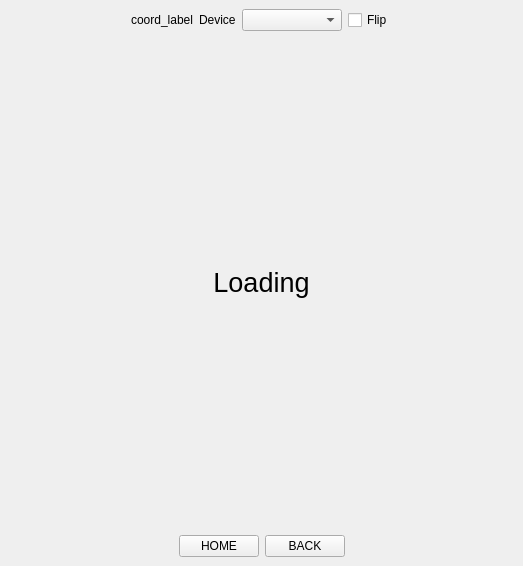
Qt form scrcpy_ui/main.ui (touxiaoling/py-scrcpy-client) before a commit.
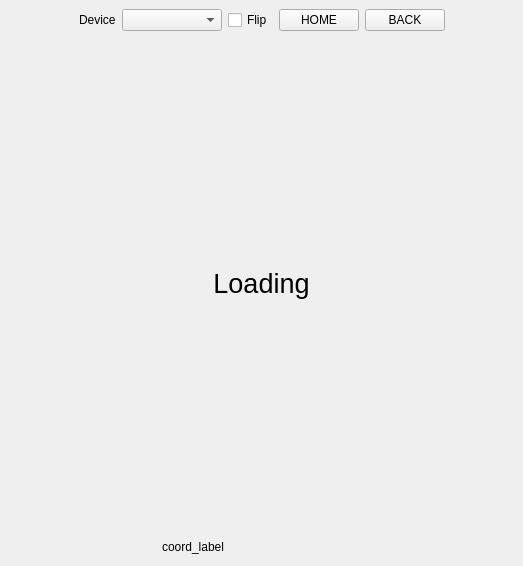
The same form after that commit.

Patch:
```diff
--- a/scrcpy_ui/main.ui
+++ b/scrcpy_ui/main.ui
@@ -21,7 +21,8 @@
        <enum>QLayout::SetFixedSize</enum>
       </property>
       <item>
-       <layout class="QHBoxLayout" name="horizontalLayout_4" stretch="0,0,0,0,0">
+                            <layout class="QHBoxLayout" name="horizontalLayout_4"
+                                stretch="0,0,0,0,0,0,0">
         <item>
          <spacer name="horizontalSpacer_3">
           <property name="orientation">
@@ -35,13 +36,6 @@
           </property>
          </spacer>
         </item>
-        <item>
-         <widget class="QLabel" name="coord_label">
-          <property name="text">
-           <string>coord_label</string>
-          </property>
-         </widget>
-        </item>
         <item>
          <widget class="QLabel" name="label_2">
           <property name="text">
@@ -66,6 +60,20 @@
           </property>
          </widget>
         </item>
+                                <item>
+                                    <widget class="QPushButton" name="button_home">
+                                        <property name="text">
+                                            <string>HOME</string>
+                                        </property>
+                                    </widget>
+                                </item>
+                                <item>
+                                    <widget class="QPushButton" name="button_back">
+                                        <property name="text">
+                                            <string>BACK</string>
+                                        </property>
+                                    </widget>
+                                </item>
         <item>
          <spacer name="horizontalSpacer_4">
           <property name="orientation">
@@ -92,7 +100,10 @@
         <item>
          <widget class="QLabel" name="label">
           <property name="text">
-           <string>&lt;html&gt;&lt;head/&gt;&lt;body&gt;&lt;p&gt;&lt;span style=&quot; font-size:20pt;&quot;&gt;Loading&lt;/span&gt;&lt;/p&gt;&lt;/body&gt;&lt;/html&gt;</string>
+                                            <string>
+                                                &lt;html&gt;&lt;head/&gt;&lt;body&gt;&lt;p&gt;&lt;span
+                                                style=&quot;
+                                                font-size:20pt;&quot;&gt;Loading&lt;/span&gt;&lt;/p&gt;&lt;/body&gt;&lt;/html&gt;</string>
           </property>
           <property name="alignment">
            <set>Qt::AlignCenter</set>
@@ -102,7 +113,7 @@
        </layout>
       </item>
       <item>
-       <layout class="QHBoxLayout" name="horizontalLayout" stretch="0,0,0,0">
+                            <layout class="QHBoxLayout" name="horizontalLayout" stretch="0,0,0">
         <property name="spacing">
          <number>6</number>
         </property>
@@ -123,16 +134,15 @@
          </spacer>
         </item>
         <item>
-         <widget class="QPushButton" name="button_home">
-          <property name="text">
-           <string>HOME</string>
-          </property>
-         </widget>
-        </item>
-        <item>
-         <widget class="QPushButton" name="button_back">
+                                    <widget class="QLabel" name="coord_label">
+                                        <property name="minimumSize">
+                                            <size>
+                                                <width>200</width>
+                                                <height>0</height>
+                                            </size>
+                                        </property>
           <property name="text">
-           <string>BACK</string>
+                                            <string>coord_label</string>
           </property>
          </widget>
         </item>
```
Left out of the diff: 20 changed lines with no effect on the pictures. Lines whose indentation alone changed are shown as unchanged.
